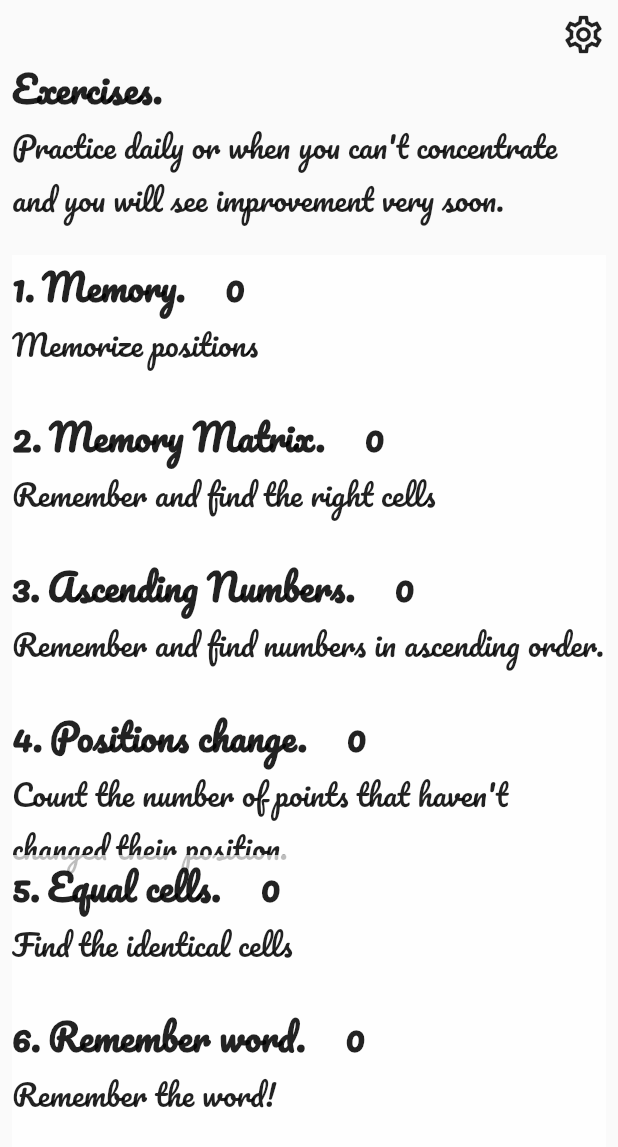
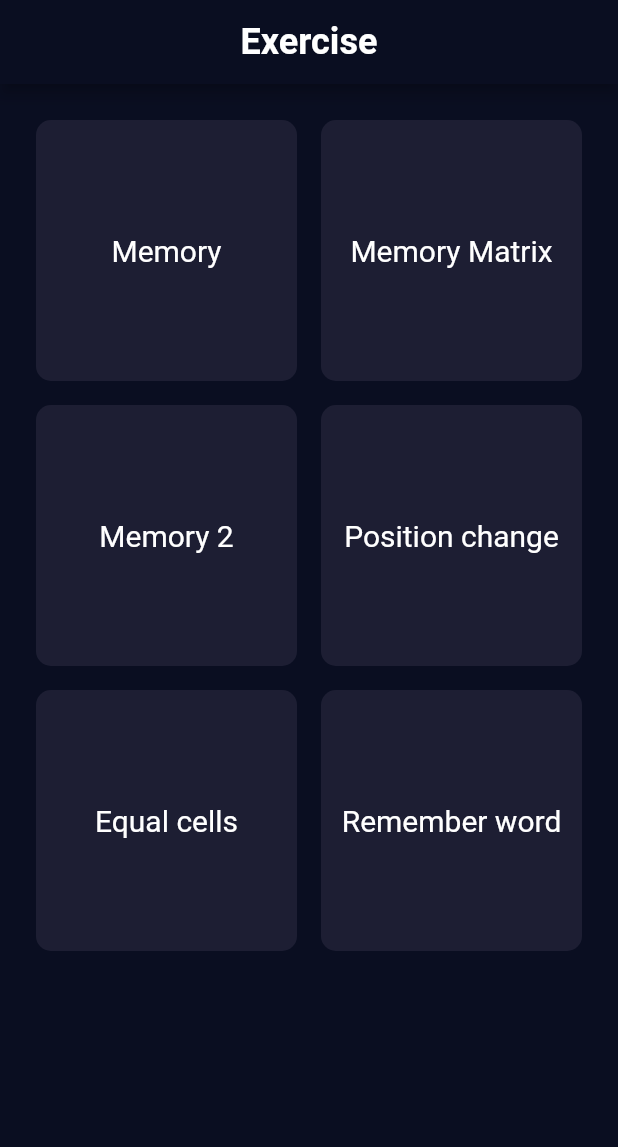
Before and after one commit to SriGiriT/Mind-Game, a Flutter app: the screen it shows after launch, on a phone screen of 412 x 824 dp. Shown: the top 1147 px of the screen. Run offline on Flutter 3.47's test engine with Material 2 defaults, Android fonts, the phone set to English and light mode, and no system bars; drawn by our look-alikes of google_mobile_ads; network calls fail.

Commit message:
UI updation

```diff
--- a/lib/data/constants.dart
+++ b/lib/data/constants.dart
@@ -2,12 +2,12 @@ import 'package:flutter/material.dart';
 
 TextStyle small_text = TextStyle(
   fontSize: 20,
-  fontFamily: "DancingScript-VariableFont_wght",
+  fontFamily: "Roboto",
   fontWeight: FontWeight.normal
 );
 
 TextStyle large_text = TextStyle(
   fontSize: 24,
-  fontFamily: "DancingScript-VariableFont_wght",
+  fontFamily: "Roboto",
   fontWeight: FontWeight.bold
 );
--- a/lib/main.dart
+++ b/lib/main.dart
@@ -28,6 +28,10 @@ class _MyAppState extends State<MyApp> {
   @override
   Widget build(BuildContext context) {
     return MaterialApp(
+      theme: ThemeData.dark().copyWith(
+        primaryColor: Color(0xFF111328),
+        scaffoldBackgroundColor: Color(0xFF0A0E21),
+      ),
       debugShowCheckedModeBanner: false,
       initialRoute: '/',
       routes: {
--- a/lib/screens/Game1.dart
+++ b/lib/screens/Game1.dart
@@ -28,7 +28,7 @@ class _Game1State extends State<Game1> {
     }
     return Scaffold(
       appBar: AppBar(
-        backgroundColor: Colors.white54,
+        backgroundColor: Color(0xFF0A0E21),
         centerTitle: true,
         title: Text('Memory', style: large_text),
         leading: IconButton(
@@ -149,7 +149,7 @@ class _SingleButtonState extends State<SingleButton> {
               width: 2,
             ),
             borderRadius: BorderRadius.circular(10),
-            color: widget.text.isSelected ? Colors.white : Colors.white70,
+            color: widget.text.isSelected ? Color(0xFF1D1E33) : Color(0xFF111328),
           ),
           child: isSelected
               ? Center(
--- a/lib/screens/Game11.dart
+++ b/lib/screens/Game11.dart
@@ -24,7 +24,7 @@ class _Game11State extends State<Game11> {
     list.shuffle();
     return Scaffold(
       appBar: AppBar(
-        backgroundColor: Colors.white54,
+        backgroundColor: Color(0xFF0A0E21),
         centerTitle: true,
         title: Text(
           'Memory',
--- a/lib/screens/Game2.dart
+++ b/lib/screens/Game2.dart
@@ -30,7 +30,7 @@ class _Game2State extends State<Game2> {
     }
     return Scaffold(
       appBar: AppBar(
-        backgroundColor: Colors.white54,
+        backgroundColor: Color(0xFF0A0E21),
         centerTitle: true,
         title: Text(
           'Memory Matrix',
--- a/lib/screens/Game22.dart
+++ b/lib/screens/Game22.dart
@@ -23,7 +23,7 @@ class _Game12State extends State<Game22> {
     List<TilesForGame2> list = getPairs();
     return Scaffold(
       appBar: AppBar(
-        backgroundColor: Colors.white54,
+        backgroundColor: Color(0xFF0A0E21),
         centerTitle: true,
         title: Text('Memory Matrix', style: large_text),
         leading: IconButton(
--- a/lib/screens/Game3.dart
+++ b/lib/screens/Game3.dart
@@ -23,7 +23,7 @@ class _Game3State extends State<Game3> {
     }
     return Scaffold(
       appBar: AppBar(
-        backgroundColor: Colors.white54,
+        backgroundColor: Color(0xFF0A0E21),
         centerTitle: true,
         title: Text(
           'Ascending Numbers',
--- a/lib/screens/Game33.dart
+++ b/lib/screens/Game33.dart
@@ -24,7 +24,7 @@ class _Game33State extends State<Game33> {
     list.shuffle();
     return Scaffold(
       appBar: AppBar(
-        backgroundColor: Colors.white54,
+        backgroundColor: Color(0xFF0A0E21),
         centerTitle: true,
         title: Text(
           'Ascending numbers',
--- a/lib/screens/Game4.dart
+++ b/lib/screens/Game4.dart
@@ -36,7 +36,7 @@ class _Game4State extends State<Game4> {
     bool isVissible = true;
     return Scaffold(
       appBar: AppBar(
-        backgroundColor: Colors.white54,
+        backgroundColor: Color(0xFF0A0E21),
         centerTitle: true,
         title: Text(
           'Memory',
--- a/lib/screens/Game44.dart
+++ b/lib/screens/Game44.dart
@@ -30,7 +30,7 @@ class _Game44State extends State<Game44> {
     list[lis[2] - 1] = 1;
     return Scaffold(
       appBar: AppBar(
-        backgroundColor: Colors.white54,
+        backgroundColor: Color(0xFF0A0E21),
         centerTitle: true,
         title: Text(
           'Memory',
--- a/lib/screens/Game444.dart
+++ b/lib/screens/Game444.dart
@@ -35,7 +35,7 @@ class _Game444State extends State<Game444> {
     bool isVissible = true;
     return Scaffold(
       appBar: AppBar(
-        backgroundColor: Colors.white54,
+        backgroundColor: Color(0xFF0A0E21),
         centerTitle: true,
         title: Text(
           'Memory',
--- a/lib/screens/Game5.dart
+++ b/lib/screens/Game5.dart
@@ -26,7 +26,7 @@ class _Game5State extends State<Game5> {
     // }
     return Scaffold(
       appBar: AppBar(
-        backgroundColor: Colors.white54,
+        backgroundColor: Color(0xFF0A0E21),
         centerTitle: true,
         title: Text(
           'Memory Matrix',
--- a/lib/screens/Game55.dart
+++ b/lib/screens/Game55.dart
@@ -28,7 +28,7 @@ class _Game55State extends State<Game55> {
     print(list);
     return Scaffold(
       appBar: AppBar(
-        backgroundColor: Colors.white54,
+        backgroundColor: Color(0xFF0A0E21),
         centerTitle: true,
         title: Text(
           'Memory Matrix',
--- a/lib/screens/Game6.dart
+++ b/lib/screens/Game6.dart
@@ -25,7 +25,7 @@ class _Game6State extends State<Game6> {
     TilesForGame6 tile = TilesForGame6();
     return Scaffold(
       appBar: AppBar(
-        backgroundColor: Colors.white54,
+        backgroundColor: Color(0xFF0A0E21),
         centerTitle: true,
         title: Text(
           'Remember the word',
--- a/lib/screens/Game66.dart
+++ b/lib/screens/Game66.dart
@@ -20,7 +20,7 @@ class _Game66State extends State<Game66> {
   Widget build(BuildContext context) {
     return Scaffold(
       appBar: AppBar(
-        backgroundColor: Colors.white54,
+        backgroundColor: Color(0xFF0A0E21),
         centerTitle: true,
         title: Text(
           'Remember the word',
--- a/lib/screens/Settings_screen.dart
+++ b/lib/screens/Settings_screen.dart
@@ -15,7 +15,7 @@ class _MySettingsState extends State<MySettings> {
   Widget build(BuildContext context) {
     return Scaffold(
       appBar: AppBar(
-        backgroundColor: Colors.white54,
+        backgroundColor: Color(0xFF0A0E21),
         leading: IconButton(
           icon: Icon(Icons.arrow_back_ios),
           iconSize: 20,
--- a/lib/screens/Success.dart
+++ b/lib/screens/Success.dart
@@ -15,7 +15,7 @@ class _SuccessState extends State<Success> {
   Widget build(BuildContext context) {
     return Scaffold(
       appBar: AppBar(
-        backgroundColor: Colors.white54,
+        backgroundColor: Color(0xFF0A0E21),
         leading: IconButton(
           icon: Icon(Icons.arrow_back_ios),
           iconSize: 20,
--- a/lib/screens/Wrong.dart
+++ b/lib/screens/Wrong.dart
@@ -15,7 +15,7 @@ class _WrongState extends State<Wrong> {
   Widget build(BuildContext context) {
     return Scaffold(
       appBar: AppBar(
-        backgroundColor: Colors.white54,
+        backgroundColor: Color(0xFF0A0E21),
         leading: IconButton(
           icon: Icon(Icons.arrow_back_ios),
           iconSize: 20,
--- a/lib/screens/main_screen.dart
+++ b/lib/screens/main_screen.dart
@@ -80,76 +80,57 @@ class _MyMainScreenState extends State<MyMainScreen> {
   @override
   Widget build(BuildContext context) {
     return Scaffold(
+      appBar: AppBar(
+        backgroundColor: Color(0xFF0A0E21),
+        title: Center(child: Text("Exercise", style: large_text)),
+      ),
       body: SafeArea(
         child: Padding(
           padding: const EdgeInsets.all(8.0),
-          child: Column(
-            crossAxisAlignment: CrossAxisAlignment.stretch,
+          child: GridView(
+            gridDelegate: const SliverGridDelegateWithFixedCrossAxisCount(
+                crossAxisCount: 2),
+            padding: const EdgeInsets.all(8),
+            // crossAxisAlignment: CrossAxisAlignment.stretch,
             children: [
-              Row(
-                mainAxisAlignment: MainAxisAlignment.end,
-                children: [
-                  GestureDetector(
-                    onTap: () {
-                      Navigator.pushNamed(context, '/settings');
-                    },
-                    child: const Icon(
-                      Icons.settings_outlined,
-                      size: 30,
-                    ),
-                  ),
-                ],
-              ),
-              Text(
-                "Exercises.", // 6 no  8 yes 9 no 16 yes 23 yes.  nos 6 9.
-                style: large_text
-              ),
-              Text(
-                "Practice daily or when you can't concentrate and you will see improvement very soon.",
-                style: small_text
-              ),
-              const SizedBox(
-                height: 20,
-              ),
-              Listofgames(1, "Memory. ", () {
+              Listofgames(1, "Memory", () {
                 if (toShow()) {
                   showRewardedAd();
                 }
                 Navigator.pushNamed(context, '/game11');
-              }, "Memorize positions", TilesForGame1.getTotalScore()),
-              Listofgames(2, "Memory Matrix. ", () {
+              }, TilesForGame1.getTotalScore()),
+              Listofgames(2, "Memory Matrix", () {
                 if (toShow()) {
                   showRewardedAd();
                 }
                 Navigator.pushNamed(context, '/game2');
-              }, "Remember and find the right cells",
-                  TilesForGame2.getTotalScore()),
-              Listofgames(3, "Ascending Numbers. ", () {
+              }, TilesForGame2.getTotalScore()),
+              Listofgames(3, "Memory 2", () {
                 if (toShow()) {
                   showRewardedAd();
                 }
                 Navigator.pushNamed(context, '/game3');
-              }, "Remember and find numbers in ascending order.",
-                  TilesForGame3.getTotalScore()),
-              Listofgames(4, "Positions change. ", () {
+              }, TilesForGame3.getTotalScore()),
+              Listofgames(4, "Position change", () {
                 if (toShow()) {
                   showRewardedAd();
                 }
                 Navigator.pushNamed(context, '/game4');
-              }, "Count the number of points that haven't changed their position.",
-                  DataOf4.getTotalScore()),
-              Listofgames(5, "Equal cells. ", () {
+              }, DataOf4.getTotalScore()),
+              Listofgames(5, "Equal cells", () {
                 if (toShow()) {
                   showRewardedAd();
                 }
                 Navigator.pushNamed(context, '/game5');
-              }, "Find the identical cells", TilesForGame5.getTotalScore()),
-              Listofgames(6, "Remember word. ", () {
+              }, TilesForGame5.getTotalScore()),
+              Listofgames(6, "Remember word", () {
                 if (toShow()) {
                   showRewardedAd();
                 }
                 Navigator.pushNamed(context, '/game6');
-              }, "Remember the word!", TilesForGame6.getTotalScore()),
+              }, TilesForGame6.getTotalScore()),
+              //   ],
+              // )
             ],
           ),
         ),
@@ -166,49 +147,33 @@ class _MyMainScreenState extends State<MyMainScreen> {
 }
 
 class Listofgames extends StatelessWidget {
-  Listofgames(this.ind, this.text, this.pressed, this.description, this.score);
+  Listofgames(this.ind, this.text, this.pressed, this.score);
   String text;
-  String description;
   int ind;
   void Function()? pressed;
   int score;
   @override
   Widget build(BuildContext context) {
-    return GestureDetector(
+    return Padding(
+      padding: const EdgeInsets.all(8.0),
+      child: GestureDetector(
         onTap: pressed,
         child: Container(
-        color: Colors.white70,
-        height: 100,
-        width: double.infinity,
-        child: Column(
-          crossAxisAlignment: CrossAxisAlignment.start,
-          children: [
-            Row(
-              crossAxisAlignment: CrossAxisAlignment.baseline,
-              textBaseline: TextBaseline.alphabetic,
-              children: [
-                Text('${ind}.', style: large_text),
-                const SizedBox(
-                  width: 5,
+          decoration: BoxDecoration(
+            color: Color(0xFF1D1E33),
+            borderRadius: BorderRadius.circular(10.0)
           ),
-                Text(
-                  "${text}",
-                  style: large_text
-                ),
-                const SizedBox(
+          height: 20,
           width: 20,
-                ),
-                Text(
-                  "${score}",
-                  style: large_text
-                ),
-              ],
-            ),
-            Text(
-              "${description}",
+          child: Center(
+            child: Padding(
+              padding: const EdgeInsets.all(10.0),
+              child: Text(
+                      '${text}',
                       style: small_text,
                     ),
-          ],
+            ),
+          ),
           ),
         ),
     );
```
Also changed, not shown: 1 other file. Lines whose indentation alone changed are shown as unchanged.
